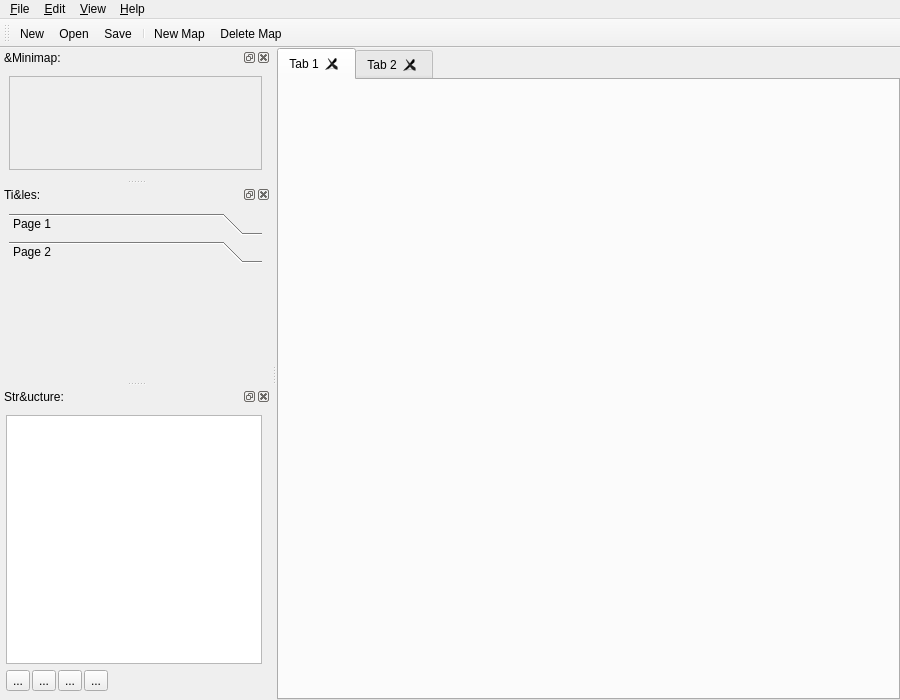
Above: bin/mainwindow.ui from dyle/rpgmapper before the change. Below: the same form after it.
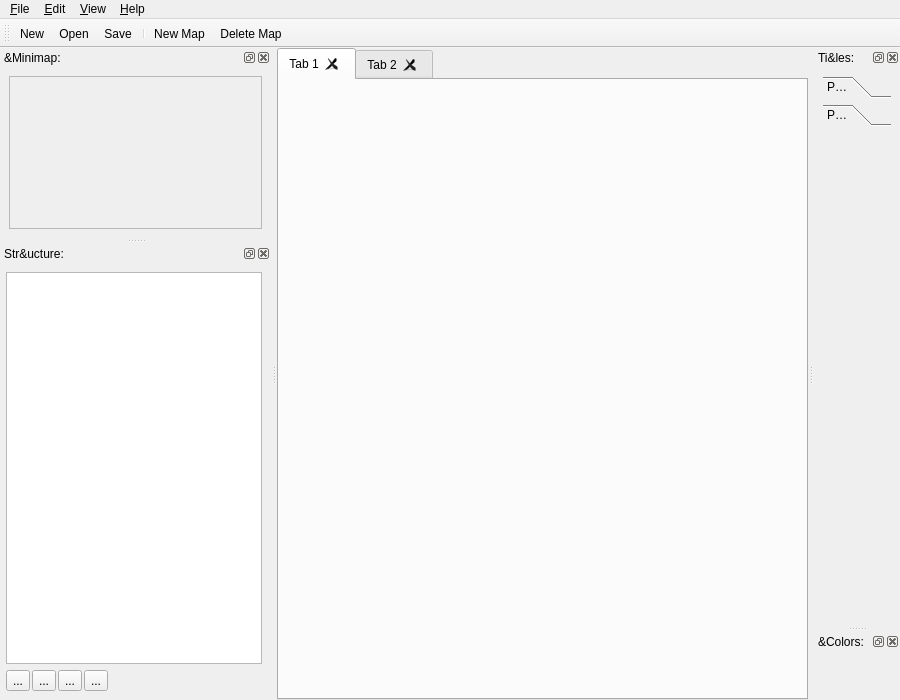
That is the form after the change. Icons and pictures are not drawn. Custom widgets are drawn as their Qt base class.

Commit message: adds color picker dock widget

```diff
--- a/bin/mainwindow.ui
+++ b/bin/mainwindow.ui
@@ -155,7 +155,7 @@
           <x>0</x>
           <y>0</y>
           <width>252</width>
-          <height>92</height>
+          <height>160</height>
          </rect>
         </property>
        </widget>
@@ -169,7 +169,7 @@
     <string>Ti&amp;les:</string>
    </property>
    <attribute name="dockWidgetArea">
-    <number>1</number>
+    <number>2</number>
    </attribute>
    <widget class="QWidget" name="tilesDockWidgetContent">
     <layout class="QVBoxLayout" name="tilesDockWidgetContentLayout">
@@ -196,8 +196,8 @@
          <rect>
           <x>0</x>
           <y>0</y>
-          <width>256</width>
-          <height>96</height>
+          <width>203</width>
+          <height>253</height>
          </rect>
         </property>
         <attribute name="label">
@@ -368,6 +368,15 @@
     </layout>
    </widget>
   </widget>
+  <widget class="QDockWidget" name="colorPickerDockWidget">
+   <property name="windowTitle">
+    <string>&amp;Colors:</string>
+   </property>
+   <attribute name="dockWidgetArea">
+    <number>2</number>
+   </attribute>
+   <widget class="QWidget" name="colorPickerDockWidgetContents"/>
+  </widget>
   <action name="actionCreateNew">
    <property name="icon">
     <iconset>
```
Left out of the diff: 48 changed lines with no effect on the pictures. The commit also changes 1 other file.
